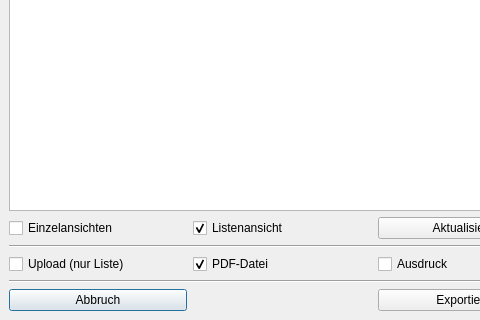
Above: Programm/exportgesamt.ui from philjosch/Einsatzplaner before the change; both pictures show x 0 to 480 and y 258 to 578 of the 565 by 578 pixel window. Below: the same form after it.
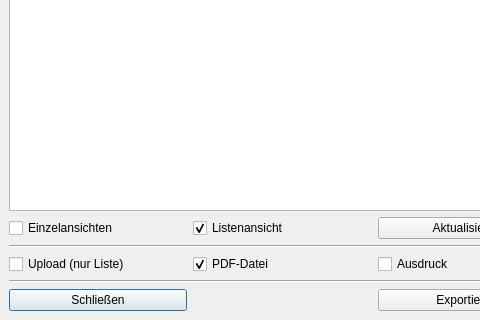
That is the form after the change.

Commit message:
Kleiner Anpassungen
- Changelog erweitert
- Bessere lokalisierbarkeit
- Bessere Formulierung eingefügt

```diff
--- a/Programm/exportgesamt.ui
+++ b/Programm/exportgesamt.ui
@@ -341,7 +341,7 @@
      <item row="4" column="0">
       <widget class="QPushButton" name="pushAbbruch">
        <property name="text">
-        <string>Abbruch</string>
+        <string>Schließen</string>
        </property>
       </widget>
      </item>
```
The commit also changes 2 other files.
